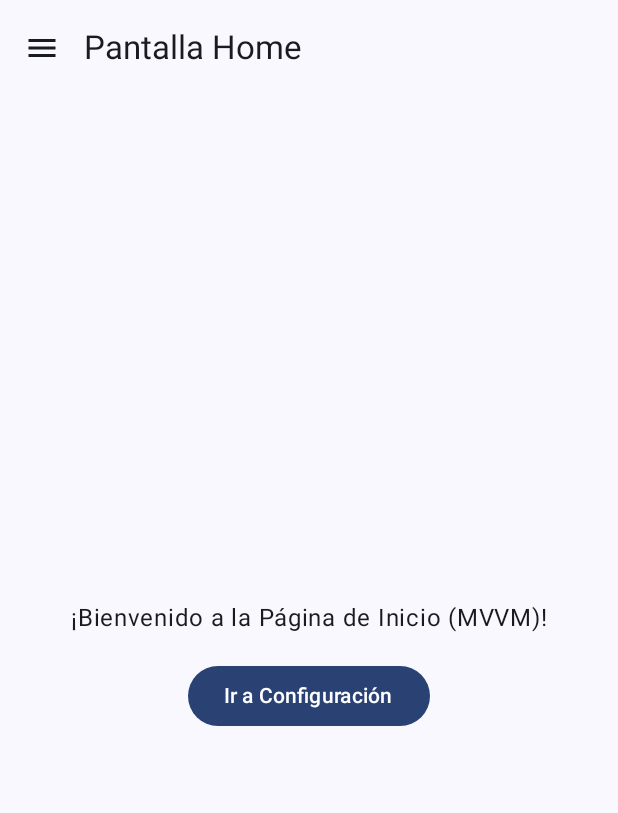
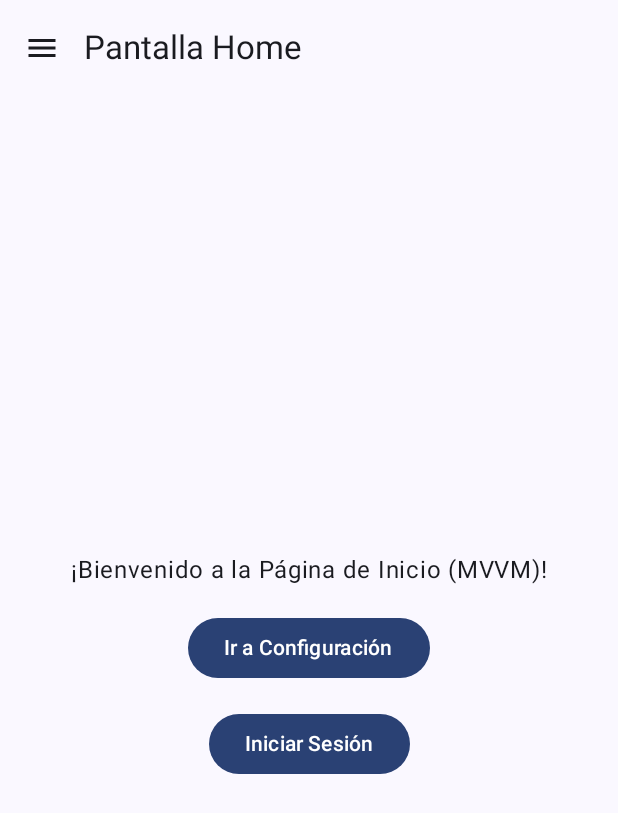
Before and after one commit to alfr-alvarz/proyecto-moviles, an Android app built with Jetpack Compose: the screen it shows after launch (MainActivity), on a phone screen of 412 x 824 dp. Shown: the top 813 px of the screen. Run offline under Robolectric (Android 15) with nearby library versions, the phone set to English and light mode, and no system bars; our stand-ins replace window size class.

```diff
--- a/app/src/main/java/com/example/tiendaguaumiau/MainActivity.kt
+++ b/app/src/main/java/com/example/tiendaguaumiau/MainActivity.kt
@@ -19,6 +19,12 @@ import com.example.tiendaguaumiau.navigation.Screen
 import com.example.tiendaguaumiau.ui.screens.HomeScreen
 import com.example.tiendaguaumiau.ui.screens.ProfileScreen
 import com.example.tiendaguaumiau.ui.screens.SettingsScreen
+import com.example.tiendaguaumiau.ui.screens.RegisterScreen
+import com.example.tiendaguaumiau.ui.screens.LoginScreen
+
+
+
+
 import com.example.tiendaguaumiau.view.theme.TiendaGuauMiauTheme
 import com.example.tiendaguaumiau.viewmodel.MainViewModel
 import kotlinx.coroutines.flow.collectLatest
@@ -72,6 +78,14 @@ class MainActivity : ComponentActivity() {
                         composable(route = Screen.Settings.route){
                             SettingsScreen(navController = navController, viewModel = viewModel)
                         }
+                        composable(route = Screen.Register.route){
+                            RegisterScreen(navController = navController, viewModel = viewModel)
+
+                        }
+                        composable(route = Screen.Login.route){
+                            LoginScreen(navController = navController, viewModel = viewModel)
+
+                        }
                     }
                 }
             }
--- a/app/src/main/java/com/example/tiendaguaumiau/navigation/Screen.kt
+++ b/app/src/main/java/com/example/tiendaguaumiau/navigation/Screen.kt
@@ -7,6 +7,10 @@ sealed class Screen(val route: String) {
     data object Profile : Screen("profile_page")
 
     data object Settings : Screen("settings_page")
+
+    data object  Login : Screen("login_page")
+
+    data object Register : Screen ("register_page")
 
     //Ejemplo de una ruta a pantalla de detalles que requiere itemId
 
--- a/app/src/main/java/com/example/tiendaguaumiau/ui/screens/HomeScreen.kt
+++ b/app/src/main/java/com/example/tiendaguaumiau/ui/screens/HomeScreen.kt
@@ -78,6 +78,11 @@ fun HomeScreen(
                 Button(onClick ={ viewModel.navigateTo(Screen.Settings)}) {
                     Text(text = "Ir a Configuración")
                 }
+                Spacer(modifier = Modifier.height(16.dp))
+                Button(
+                    onClick = {viewModel.navigateTo(Screen.Login)}) {
+                    Text("Iniciar Sesión")
+                }
             }
 
         }
```
Also changed, not shown: app/src/main/java/com/example/tiendaguaumiau/ui/screens/LoginScreen.kt (+18 -11 lines), app/src/main/java/com/example/tiendaguaumiau/ui/screens/RegistroScreen.kt (+17 -15 lines).
